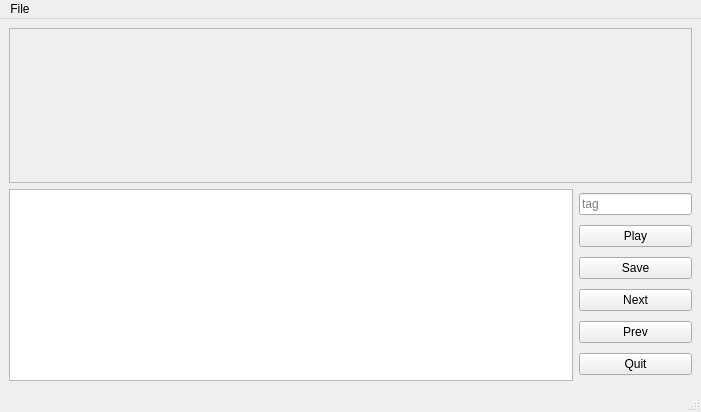
Above: soundannotator.ui from resinizar/sound-annotator before the change. Below: the same form after it.
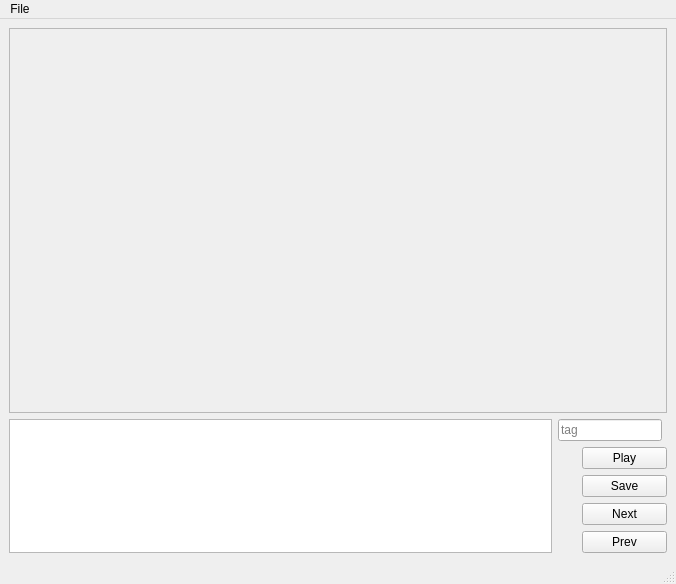
That is the form after the change. Custom widgets are drawn as their Qt base class.

Commit message: Give more space to spec. Improve arrangement.

The edit to the form file:
```diff
--- a/soundannotator.ui
+++ b/soundannotator.ui
@@ -6,15 +6,15 @@
    <rect>
     <x>0</x>
     <y>0</y>
-    <width>701</width>
-    <height>412</height>
+    <width>676</width>
+    <height>584</height>
    </rect>
   </property>
   <property name="windowTitle">
    <string>audio-event-annotator</string>
   </property>
   <widget class="QWidget" name="centralwidget">
-   <layout class="QVBoxLayout" name="verticalLayout_2">
+   <layout class="QVBoxLayout" name="verticalLayout_4" stretch="8,1">
     <item>
      <widget class="QScrollArea" name="scrollArea">
       <property name="widgetResizable">
@@ -25,8 +25,8 @@
         <rect>
          <x>0</x>
          <y>0</y>
-         <width>675</width>
-         <height>131</height>
+         <width>650</width>
+         <height>328</height>
         </rect>
        </property>
        <widget class="SpecViewer" name="viewer">
@@ -55,7 +55,15 @@
        </widget>
       </item>
       <item>
+       <layout class="QVBoxLayout" name="verticalLayout_3">
+        <item>
        <layout class="QVBoxLayout" name="verticalLayout">
+          <property name="leftMargin">
+           <number>0</number>
+          </property>
+          <property name="rightMargin">
+           <number>5</number>
+          </property>
         <item>
          <widget class="QLineEdit" name="tag">
           <property name="placeholderText">
@@ -63,8 +71,21 @@
           </property>
          </widget>
         </item>
+         </layout>
+        </item>
+        <item>
+         <layout class="QVBoxLayout" name="verticalLayout_2">
         <item>
          <widget class="QPushButton" name="play_button">
+            <property name="maximumSize">
+             <size>
+              <width>85</width>
+              <height>16777215</height>
+             </size>
+            </property>
+            <property name="layoutDirection">
+             <enum>Qt::RightToLeft</enum>
+            </property>
           <property name="text">
            <string>Play</string>
           </property>
@@ -72,6 +93,15 @@
         </item>
         <item>
          <widget class="QPushButton" name="save_button">
+            <property name="maximumSize">
+             <size>
+              <width>85</width>
+              <height>16777215</height>
+             </size>
+            </property>
+            <property name="layoutDirection">
+             <enum>Qt::RightToLeft</enum>
+            </property>
           <property name="text">
            <string>Save</string>
           </property>
@@ -79,6 +109,15 @@
         </item>
         <item>
          <widget class="QPushButton" name="next_button">
+            <property name="maximumSize">
+             <size>
+              <width>85</width>
+              <height>16777215</height>
+             </size>
+            </property>
+            <property name="layoutDirection">
+             <enum>Qt::RightToLeft</enum>
+            </property>
           <property name="text">
            <string>Next</string>
           </property>
@@ -86,17 +125,21 @@
         </item>
         <item>
          <widget class="QPushButton" name="prev_button">
+            <property name="maximumSize">
+             <size>
+              <width>85</width>
+              <height>16777215</height>
+             </size>
+            </property>
+            <property name="layoutDirection">
+             <enum>Qt::RightToLeft</enum>
+            </property>
           <property name="text">
            <string>Prev</string>
           </property>
          </widget>
         </item>
-        <item>
-         <widget class="QPushButton" name="quit_button">
-          <property name="text">
-           <string>Quit</string>
-          </property>
-         </widget>
+         </layout>
         </item>
        </layout>
       </item>
@@ -109,7 +152,7 @@
     <rect>
      <x>0</x>
      <y>0</y>
-     <width>701</width>
+     <width>676</width>
      <height>22</height>
     </rect>
    </property>
```
Lines whose indentation alone changed are shown as unchanged.
